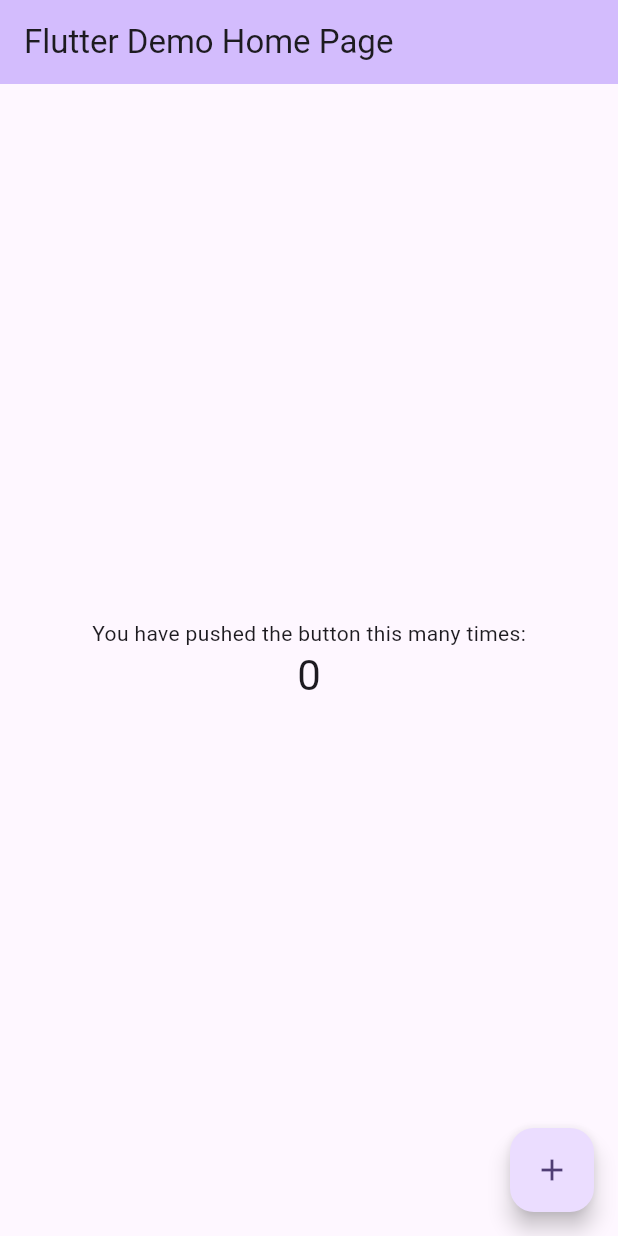
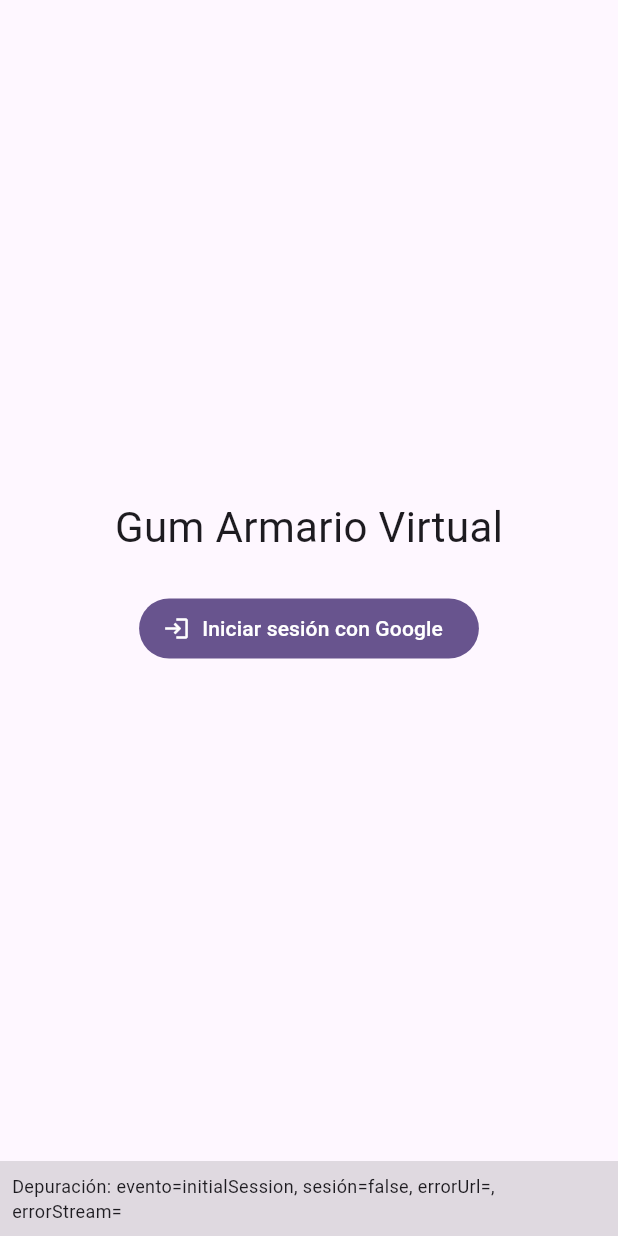
Before and after one commit to andresfelipeduranperez82-del/Armario-Virtual-Gum, a Flutter app: the screen it shows after launch, on a phone screen of 412 x 824 dp. Run offline on Flutter 3.47's test engine with Material 3 defaults, Android fonts, the phone set to English and light mode, and no system bars; our stand-ins replace supabase_flutter; accounts and stored records are empty.

Commit message:
Agrega login con Google con Supabase

```diff
--- a/App/lib/main.dart
+++ b/App/lib/main.dart
@@ -1,122 +1,170 @@
+import 'dart:async';
+
+import 'package:flutter/foundation.dart' show kIsWeb;
 import 'package:flutter/material.dart';
+import 'package:supabase_flutter/supabase_flutter.dart';
 
-void main() {
-  runApp(const MyApp());
+/* Las claves llegan desde env.json con --dart-define-from-file, nunca escritas aquí */
+const supabaseUrl = String.fromEnvironment('SUPABASE_URL');
+const supabaseAnonKey = String.fromEnvironment('SUPABASE_ANON_KEY');
+
+Future<void> main() async {
+  WidgetsFlutterBinding.ensureInitialized();
+  await Supabase.initialize(url: supabaseUrl, anonKey: supabaseAnonKey);
+  runApp(const GumApp());
 }
 
-class MyApp extends StatelessWidget {
-  const MyApp({super.key});
+final supabase = Supabase.instance.client;
 
-  // This widget is the root of your application.
+class GumApp extends StatelessWidget {
+  const GumApp({super.key});
+
   @override
   Widget build(BuildContext context) {
     return MaterialApp(
-      title: 'Flutter Demo',
-      theme: ThemeData(
-        // This is the theme of your application.
-        //
-        // TRY THIS: Try running your application with "flutter run". You'll see
-        // the application has a purple toolbar. Then, without quitting the app,
-        // try changing the seedColor in the colorScheme below to Colors.green
-        // and then invoke "hot reload" (save your changes or press the "hot
-        // reload" button in a Flutter-supported IDE, or press "r" if you used
-        // the command line to start the app).
-        //
-        // Notice that the counter didn't reset back to zero; the application
-        // state is not lost during the reload. To reset the state, use hot
-        // restart instead.
-        //
-        // This works for code too, not just values: Most code changes can be
-        // tested with just a hot reload.
-        colorScheme: .fromSeed(seedColor: Colors.deepPurple),
-      ),
-      home: const MyHomePage(title: 'Flutter Demo Home Page'),
+      title: 'Gum Armario Virtual',
+      theme: ThemeData(colorSchemeSeed: Colors.deepPurple, useMaterial3: true),
+      home: const PuertaDeEntrada(),
     );
   }
 }
 
-class MyHomePage extends StatefulWidget {
-  const MyHomePage({super.key, required this.title});
-
-  // This widget is the home page of your application. It is stateful, meaning
-  // that it has a State object (defined below) that contains fields that affect
-  // how it looks.
-
-  // This class is the configuration for the state. It holds the values (in this
-  // case the title) provided by the parent (in this case the App widget) and
-  // used by the build method of the State. Fields in a Widget subclass are
-  // always marked "final".
-
-  final String title;
+/* Decide qué pantalla mostrar según haya o no sesión iniciada.
+   Incluye una línea de depuración temporal para ver qué está pasando. */
+class PuertaDeEntrada extends StatefulWidget {
+  const PuertaDeEntrada({super.key});
 
   @override
-  State<MyHomePage> createState() => _MyHomePageState();
+  State<PuertaDeEntrada> createState() => _PuertaDeEntradaState();
 }
 
-class _MyHomePageState extends State<MyHomePage> {
-  int _counter = 0;
+class _PuertaDeEntradaState extends State<PuertaDeEntrada> {
+  String _ultimoEvento = 'ninguno';
+  String _errorStream = '';
+  late final StreamSubscription<AuthState> _suscripcion;
 
-  void _incrementCounter() {
-    setState(() {
-      // This call to setState tells the Flutter framework that something has
-      // changed in this State, which causes it to rerun the build method below
-      // so that the display can reflect the updated values. If we changed
-      // _counter without calling setState(), then the build method would not be
-      // called again, and so nothing would appear to happen.
-      _counter++;
-    });
+  @override
+  void initState() {
+    super.initState();
+    _suscripcion = supabase.auth.onAuthStateChange.listen(
+      (datos) => setState(() => _ultimoEvento = datos.event.name),
+      onError: (Object e) => setState(() => _errorStream = e.toString()),
+    );
+  }
+
+  @override
+  void dispose() {
+    _suscripcion.cancel();
+    super.dispose();
+  }
+
+  /* Busca un mensaje de error que Supabase haya dejado en la dirección */
+  String _errorDeLaUrl() {
+    final parametros = <String, String>{...Uri.base.queryParameters};
+    if (Uri.base.fragment.contains('=')) {
+      try {
+        parametros.addAll(Uri.splitQueryString(Uri.base.fragment));
+      } catch (_) {}
+    }
+    return parametros['error_description'] ?? parametros['error'] ?? '';
   }
 
   @override
   Widget build(BuildContext context) {
-    // This method is rerun every time setState is called, for instance as done
-    // by the _incrementCounter method above.
-    //
-    // The Flutter framework has been optimized to make rerunning build methods
-    // fast, so that you can just rebuild anything that needs updating rather
-    // than having to individually change instances of widgets.
+    final sesion = supabase.auth.currentSession;
     return Scaffold(
-      appBar: AppBar(
-        // TRY THIS: Try changing the color here to a specific color (to
-        // Colors.amber, perhaps?) and trigger a hot reload to see the AppBar
-        // change color while the other colors stay the same.
-        backgroundColor: Theme.of(context).colorScheme.inversePrimary,
-        // Here we take the value from the MyHomePage object that was created by
-        // the App.build method, and use it to set our appbar title.
-        title: Text(widget.title),
-      ),
-      body: Center(
-        // Center is a layout widget. It takes a single child and positions it
-        // in the middle of the parent.
-        child: Column(
-          // Column is also a layout widget. It takes a list of children and
-          // arranges them vertically. By default, it sizes itself to fit its
-          // children horizontally, and tries to be as tall as its parent.
-          //
-          // Column has various properties to control how it sizes itself and
-          // how it positions its children. Here we use mainAxisAlignment to
-          // center the children vertically; the main axis here is the vertical
-          // axis because Columns are vertical (the cross axis would be
-          // horizontal).
-          //
-          // TRY THIS: Invoke "debug painting" (choose the "Toggle Debug Paint"
-          // action in the IDE, or press "p" in the console), to see the
-          // wireframe for each widget.
-          mainAxisAlignment: .center,
-          children: [
-            const Text('You have pushed the button this many times:'),
-            Text(
-              '$_counter',
-              style: Theme.of(context).textTheme.headlineMedium,
+      body: Column(
+        children: [
+          Expanded(
+            child: sesion == null
+                ? const PantallaLogin()
+                : PantallaInicio(userId: sesion.user.id, email: sesion.user.email ?? ''),
+          ),
+          Container(
+            width: double.infinity,
+            color: Colors.black12,
+            padding: const EdgeInsets.all(8),
+            child: Text(
+              'Depuración: evento=$_ultimoEvento, sesión=${sesion != null}, '
+              'errorUrl=${_errorDeLaUrl()}, errorStream=$_errorStream',
+              style: const TextStyle(fontSize: 12),
             ),
-          ],
-        ),
-      ),
-      floatingActionButton: FloatingActionButton(
-        onPressed: _incrementCounter,
-        tooltip: 'Increment',
-        child: const Icon(Icons.add),
+          ),
+        ],
       ),
     );
   }
 }
+
+class PantallaLogin extends StatelessWidget {
+  const PantallaLogin({super.key});
+
+  Future<void> _entrarConGoogle() async {
+    await supabase.auth.signInWithOAuth(
+      OAuthProvider.google,
+      /* En web vuelve a la misma página. En Android se configura un deep link más adelante */
+      redirectTo: kIsWeb ? null : 'io.supabase.flutter://callback',
+    );
+  }
+
+  @override
+  Widget build(BuildContext context) {
+    return Center(
+      child: Column(
+        mainAxisSize: MainAxisSize.min,
+        children: [
+          const Text('Gum Armario Virtual', style: TextStyle(fontSize: 28)),
+          const SizedBox(height: 24),
+          FilledButton.icon(
+            onPressed: _entrarConGoogle,
+            icon: const Icon(Icons.login),
+            label: const Text('Iniciar sesión con Google'),
+          ),
+        ],
+      ),
+    );
+  }
+}
+
+class PantallaInicio extends StatelessWidget {
+  const PantallaInicio({super.key, required this.userId, required this.email});
+
+  final String userId;
+  final String email;
+
+  /* Lee el perfil que creó automáticamente el trigger de la base de datos */
+  Future<String> _cargarPerfil() async {
+    final perfil = await supabase.from('perfiles').select().eq('id', userId).maybeSingle();
+    if (perfil == null) {
+      return 'No se encontró el perfil en la base de datos';
+    }
+    return 'Perfil encontrado: ${perfil['nombre']}';
+  }
+
+  @override
+  Widget build(BuildContext context) {
+    return Center(
+      child: Column(
+        mainAxisSize: MainAxisSize.min,
+        children: [
+          Text('Sesión iniciada como $email'),
+          const SizedBox(height: 12),
+          FutureBuilder<String>(
+            future: _cargarPerfil(),
+            builder: (context, snapshot) {
+              if (snapshot.hasError) {
+                return Text('Error: ${snapshot.error}');
+              }
+              return Text(snapshot.data ?? 'Cargando perfil...');
+            },
+          ),
+          const SizedBox(height: 12),
+          TextButton(
+            onPressed: () => supabase.auth.signOut(),
+            child: const Text('Cerrar sesión'),
+          ),
+        ],
+      ),
+    );
+  }
+}
--- a/App/pubspec.yaml
+++ b/App/pubspec.yaml
@@ -34,6 +34,7 @@ dependencies:
   # The following adds the Cupertino Icons font to your application.
   # Use with the CupertinoIcons class for iOS style icons.
   cupertino_icons: ^1.0.8
+  supabase_flutter: ^2.18.3
 
 dev_dependencies:
   flutter_test:
```
Also changed, not shown: App/pubspec.lock.
